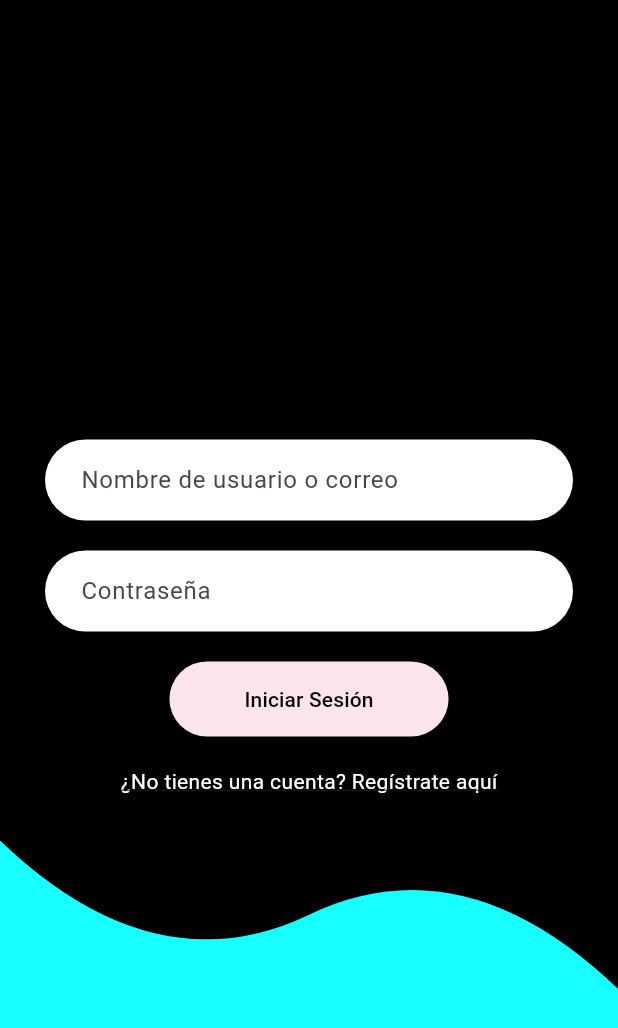
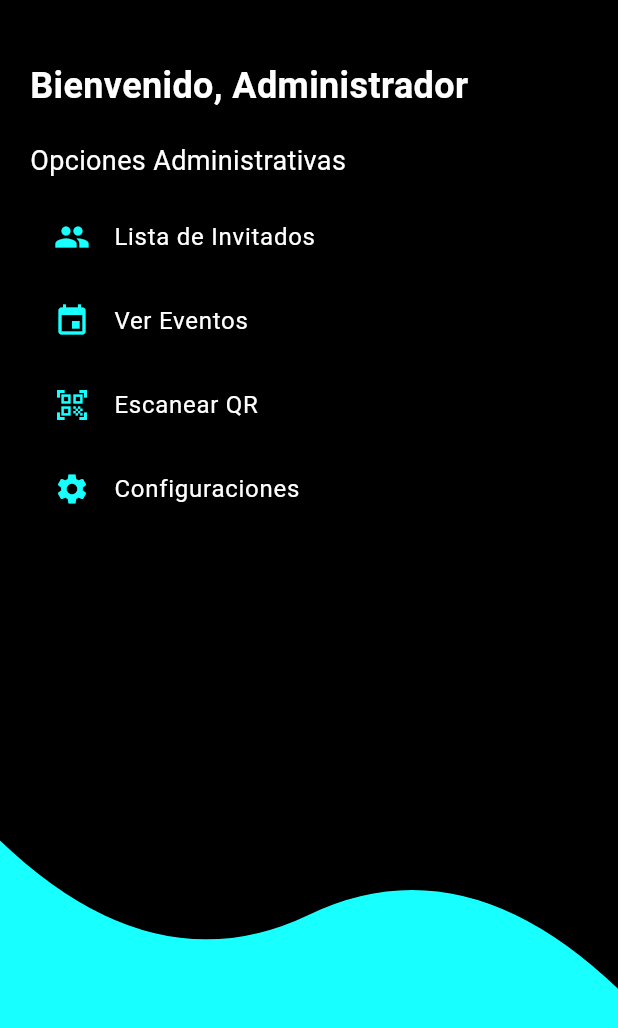
Before and after one commit to GodKraken030804/Integrador, a Flutter app: the AdminView screen opened by its route, after a tap on "Iniciar Sesión", on a phone screen of 412 x 824 dp. Shown: the top 1028 px of the screen. Run offline on Flutter 3.47's test engine with Material 3 defaults, Android fonts, the phone set to English and light mode, and no system bars; our stand-ins replace qr_flutter, shared_preferences; missing offline and left inert: twilio_flutter; accounts and stored records are empty.

Commit message:
Yoshtin_commit

```diff
--- a/lib/Pages/admin_view.dart
+++ b/lib/Pages/admin_view.dart
@@ -6,11 +6,9 @@ class AdminView extends StatelessWidget {
     return Scaffold(
       body: Stack(
         children: [
-          // Fondo negro
           Container(
             color: Colors.black,
           ),
-          // Forma turquesa con diseño ondulado
           Positioned(
             top: MediaQuery.of(context).size.height * 0.5,
             left: 0,
@@ -23,14 +21,12 @@ class AdminView extends StatelessWidget {
               ),
             ),
           ),
-          // Campos de texto, botón de iniciar sesión y opción de registro
           Center(
             child: Padding(
               padding: EdgeInsets.symmetric(horizontal: 30),
               child: Column(
                 mainAxisAlignment: MainAxisAlignment.center,
                 children: [
-                  // Campo de texto para el nombre de usuario o correo
                   TextField(
                     decoration: InputDecoration(
                       hintText: 'Nombre de usuario o correo',
@@ -46,7 +42,6 @@ class AdminView extends StatelessWidget {
                     keyboardType: TextInputType.emailAddress,
                   ),
                   SizedBox(height: 20),
-                  // Campo de texto para la contraseña
                   TextField(
                     decoration: InputDecoration(
                       hintText: 'Contraseña',
@@ -62,10 +57,9 @@ class AdminView extends StatelessWidget {
                     obscureText: true,
                   ),
                   SizedBox(height: 20),
-                  // Botón de iniciar sesión
                   ElevatedButton(
                     onPressed: () {
-                      // Acción al presionar el botón de iniciar sesión
+                      Navigator.pushNamed(context, '/homeAdmin');
                     },
                     style: ElevatedButton.styleFrom(
                       padding: EdgeInsets.symmetric(horizontal: 50, vertical: 15),
@@ -80,10 +74,8 @@ class AdminView extends StatelessWidget {
                     ),
                   ),
                   SizedBox(height: 20),
-                  // Texto de opción para registrarse
                   GestureDetector(
                     onTap: () {
-                      // Navegar a la pantalla de registro
                       Navigator.pushNamed(context, '/register');
                     },
                     child: Text(
--- /dev/null
+++ b/lib/Pages/home_admin.dart
@@ -0,0 +1,179 @@
+
+import 'package:flutter/material.dart';
+
+
+// Vista principal del administrador
+class HomeAdminView extends StatelessWidget {
+  @override
+  Widget build(BuildContext context) {
+    return Scaffold(
+      body: Stack(
+        children: [
+          Container(
+            color: Colors.black,
+          ),
+          Positioned(
+            top: MediaQuery.of(context).size.height * 0.5,
+            left: 0,
+            right: 0,
+            child: ClipPath(
+              clipper: WaveClipper(),
+              child: Container(
+                height: MediaQuery.of(context).size.height * 0.6,
+                color: Colors.cyanAccent,
+              ),
+            ),
+          ),
+          Padding(
+            padding: EdgeInsets.all(20),
+            child: Column(
+              crossAxisAlignment: CrossAxisAlignment.start,
+              children: [
+                SizedBox(height: 20),
+                Text(
+                  'Bienvenido, Administrador',
+                  style: TextStyle(fontSize: 24, fontWeight: FontWeight.bold, color: Colors.white),
+                ),
+                SizedBox(height: 20),
+                Text(
+                  'Opciones Administrativas',
+                  style: TextStyle(fontSize: 18, color: Colors.white),
+                ),
+                SizedBox(height: 10),
+                ListTile(
+                  leading: Icon(Icons.people, color: Colors.cyanAccent),
+                  title: Text(
+                    'Lista de Invitados',
+                    style: TextStyle(color: Colors.white),
+                  ),
+                  onTap: () {
+                    Navigator.push(
+                      context,
+                      MaterialPageRoute(builder: (context) => GuestListView()),
+                    );
+                  },
+                ),
+                ListTile(
+                  leading: Icon(Icons.event, color: Colors.cyanAccent),
+                  title: Text(
+                    'Ver Eventos',
+                    style: TextStyle(color: Colors.white),
+                  ),
+                  onTap: () {
+                    Navigator.pushNamed(context, '/events');
+                  },
+                ),
+                ListTile(
+                  leading: Icon(Icons.qr_code_scanner, color: Colors.cyanAccent),
+                  title: Text(
+                    'Escanear QR',
+                    style: TextStyle(color: Colors.white),
+                  ),
+                  onTap: () {
+                  },
+                ),
+                ListTile(
+                  leading: Icon(Icons.settings, color: Colors.cyanAccent),
+                  title: Text(
+                    'Configuraciones',
+                    style: TextStyle(color: Colors.white),
+                  ),
+                  onTap: () {
+                    Navigator.pushNamed(context, '/settings');
+                  },
+                ),
+              ],
+            ),
+          ),
+        ],
+      ),
+    );
+  }
+}
+
+// Vista de lista de invitados
+class GuestListView extends StatelessWidget {
+  final List<String> guests = ["Juan Pérez", "Maria López", "Carlos Díaz"]; // Ejemplo de datos de invitados
+
+  @override
+  Widget build(BuildContext context) {
+    return Scaffold(
+      appBar: AppBar(
+        title: Text('Lista de Invitados'),
+        backgroundColor: Colors.black,
+      ),
+      body: Container(
+        color: Colors.black,
+        child: ListView.builder(
+          itemCount: guests.length,
+          itemBuilder: (context, index) {
+            return Card(
+              color: Colors.grey[900],
+              margin: EdgeInsets.symmetric(vertical: 8, horizontal: 16),
+              child: ListTile(
+                title: Text(
+                  guests[index],
+                  style: TextStyle(color: Colors.white),
+                ),
+                trailing: Row(
+                  mainAxisSize: MainAxisSize.min,
+                  children: [
+                    IconButton(
+                      icon: Icon(Icons.check_circle, color: Colors.green),
+                      onPressed: () {
+                        // Acción para el botón "Entró"
+                        ScaffoldMessenger.of(context).showSnackBar(
+                          SnackBar(content: Text('${guests[index]} ha entrado')),
+                        );
+                      },
+                    ),
+                    IconButton(
+                      icon: Icon(Icons.cancel, color: Colors.red),
+                      onPressed: () {
+                        // Acción para el botón "Salió"
+                        ScaffoldMessenger.of(context).showSnackBar(
+                          SnackBar(content: Text('${guests[index]} ha salido')),
+                        );
+                      },
+                    ),
+                  ],
+                ),
+              ),
+            );
+          },
+        ),
+      ),
+    );
+  }
+}
+
+// Clase personalizada para la forma ondulada
+class WaveClipper extends CustomClipper<Path> {
+  @override
+  Path getClip(Size size) {
+    var path = Path();
+    path.lineTo(0, size.height * 0.3);
+
+    var firstControlPoint = Offset(size.width * 0.25, size.height * 0.5);
+    var firstEndPoint = Offset(size.width * 0.5, size.height * 0.4);
+
+    var secondControlPoint = Offset(size.width * 0.75, size.height * 0.3);
+    var secondEndPoint = Offset(size.width, size.height * 0.5);
+
+    path.quadraticBezierTo(
+        firstControlPoint.dx, firstControlPoint.dy, firstEndPoint.dx, firstEndPoint.dy);
+    path.quadraticBezierTo(
+        secondControlPoint.dx, secondControlPoint.dy, secondEndPoint.dx, secondEndPoint.dy);
+
+    path.lineTo(size.width, size.height);
+    path.lineTo(0, size.height);
+    path.close();
+
+    return path;
+  }
+
+  @override
+  bool shouldReclip(CustomClipper<Path> oldClipper) {
+    return false;
+  }
+}
--- a/lib/main.dart
+++ b/lib/main.dart
@@ -1,5 +1,6 @@
 import 'package:flutter/material.dart';
 import 'package:integrador/Pages/Register_User.dart';
+import 'package:integrador/Pages/home_admin.dart';
 import 'package:integrador/Pages/home_page.dart';
 import 'package:integrador/Pages/home_user.dart';
 import 'pages/user_view.dart';
@@ -19,8 +20,9 @@ class MyApp extends StatelessWidget {
         '/': (context) => HomePage(),
         '/user': (context) => UserView(),
         '/admin': (context) => AdminView(),
-        '/register': (context ) => RegisterView(),
+        '/register': (context) => RegisterView(),
         '/userDashboard': (context) => UserDashboardView(),
+        '/homeAdmin': (context) =>  HomeAdminView(), // New route for admin home
       },
     );
   }
--- a/pubspec.yaml
+++ b/pubspec.yaml
@@ -30,6 +30,8 @@ dependencies:
   http: ^0.13.3
   twilio_flutter: ^0.0.9
   shared_preferences: ^2.2.2
+  #qr_code_scanner: ^1.0.1
+  permission_handler: ^10.2.0
 
 
 
```
Also changed, not shown: flutter_02.png (added), flutter_03.png (added), pubspec.lock, 4 other files.
